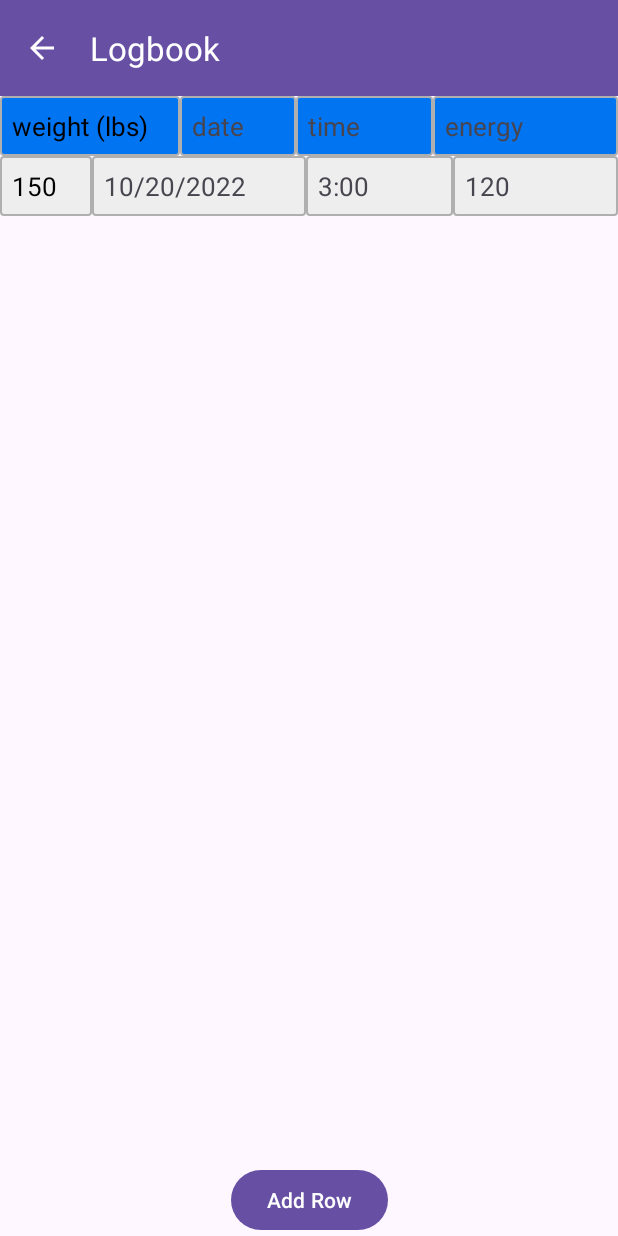
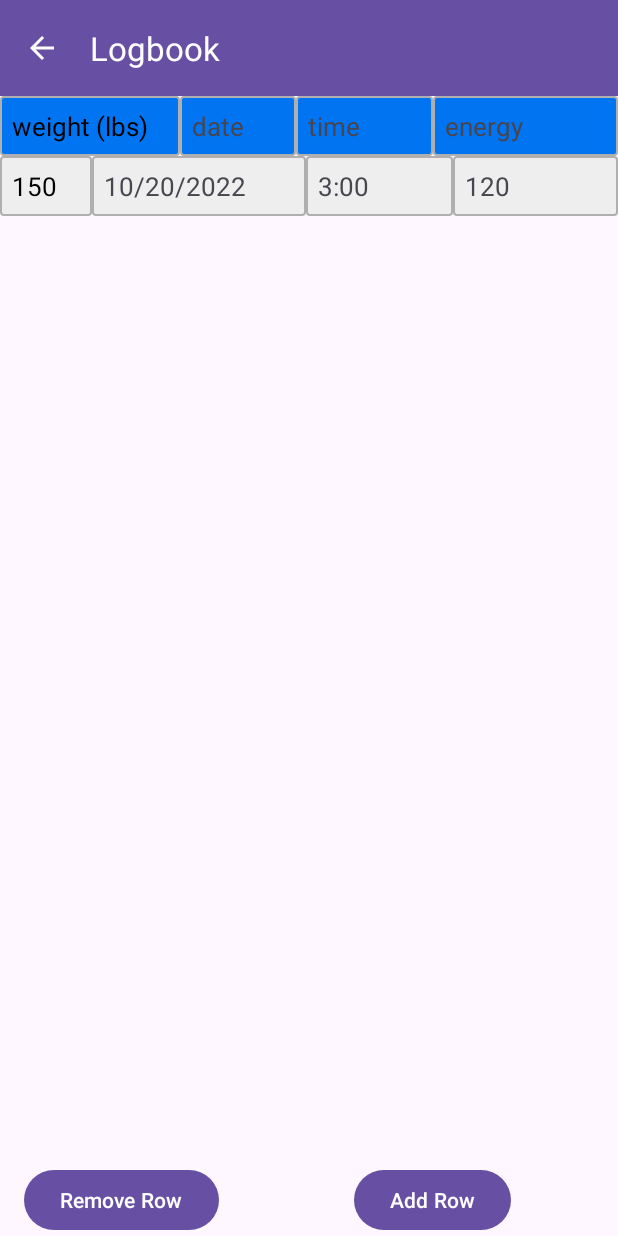
Before and after one commit to gamewiz10/PunchPowerCalculator, an Android app: the Logbook screen opened directly, with no data from a screen before it, after a tap on "Add Row", on a phone screen of 412 x 824 dp. Run offline under Robolectric (Android 15) with nearby library versions, the phone set to English and light mode, and no system bars.

Commit message:
logbook flawed

```diff
--- a/app/src/main/java/com/example/testcv/Logbook.java
+++ b/app/src/main/java/com/example/testcv/Logbook.java
@@ -28,7 +28,8 @@ public class Logbook extends AppCompatActivity {
     //post recycler variables
     private RecyclerView recyclerView;
     private TableViewAdapter adapter;
-    private List<LogStats> data;
+    private List<LogStats> data = new ArrayList<>();
+
     @Override
     protected void onCreate(Bundle savedInstanceState) {
         super.onCreate(savedInstanceState);
@@ -46,14 +47,17 @@ public class Logbook extends AppCompatActivity {
         }
 
         RecyclerView recyclerView = findViewById(R.id.recyclerViewDeliveryProductList);
-        data = getStatList();
+
         adapter = new TableViewAdapter(data);
+
 
         LinearLayoutManager linearLayoutManager = new LinearLayoutManager(this);
         recyclerView.setLayoutManager(linearLayoutManager);
         recyclerView.setAdapter(adapter);
 
+
         addRowButton = findViewById(R.id.addRowButton);
+        Button removeRowButton = findViewById(R.id.removeRowButton);
 
         addRowButton.setOnClickListener(new View.OnClickListener() {
             @Override
@@ -62,6 +66,17 @@ public class Logbook extends AppCompatActivity {
                 data.add(newStats);
                 adapter.notifyItemInserted(data.size());
                 SaveData();
+            }
+        });
+
+        removeRowButton.setOnClickListener(new View.OnClickListener() {
+            @Override
+            public void onClick(View v) {
+                if (data.size() > 1) {
+                    data.remove(data.size() - 1);
+                    adapter.notifyItemRemoved(data.size());
+                    SaveData();
+                }
             }
         });
     }
@@ -83,7 +98,6 @@ public class Logbook extends AppCompatActivity {
 
         String dataJson = toJson(data);
 
-        // Save the JSON string in SharedPreferences
         editor.putString("data", dataJson);
         editor.apply();
     }
@@ -114,6 +128,7 @@ public class Logbook extends AppCompatActivity {
 
     private List<LogStats> getStatList() {
         List<LogStats> statsList = new ArrayList<>();
+        statsList.add(new LogStats(150, "10/22/2023", "2:25", 300));
         return statsList;
     }
 
--- a/app/src/main/res/layout/activity_logbook.xml
+++ b/app/src/main/res/layout/activity_logbook.xml
@@ -44,10 +44,23 @@
         android:layout_width="wrap_content"
         android:layout_height="wrap_content"
         android:text="Add Row"
+        app:layout_constraintBottom_toBottomOf="parent"
+        app:layout_constraintEnd_toEndOf="parent"
+        app:layout_constraintHorizontal_bias="0.767"
+        app:layout_constraintStart_toStartOf="parent"
+        app:layout_constraintTop_toBottomOf="@+id/scrollView" />
+
+    <Button
+        android:id="@+id/removeRowButton"
+        android:layout_width="wrap_content"
+        android:layout_height="wrap_content"
+        android:text="Remove Row"
+        app:layout_constraintBottom_toBottomOf="parent"
+        app:layout_constraintEnd_toEndOf="parent"
+        app:layout_constraintHorizontal_bias="0.057"
+        app:layout_constraintStart_toStartOf="parent"
         app:layout_constraintTop_toBottomOf="@+id/scrollView"
-        app:layout_constraintStart_toStartOf="parent"
-        app:layout_constraintEnd_toEndOf="parent"
-        app:layout_constraintBottom_toBottomOf="parent" />
+        app:layout_constraintVertical_bias="1.0" />
 
 
 </androidx.constraintlayout.widget.ConstraintLayout>
```
